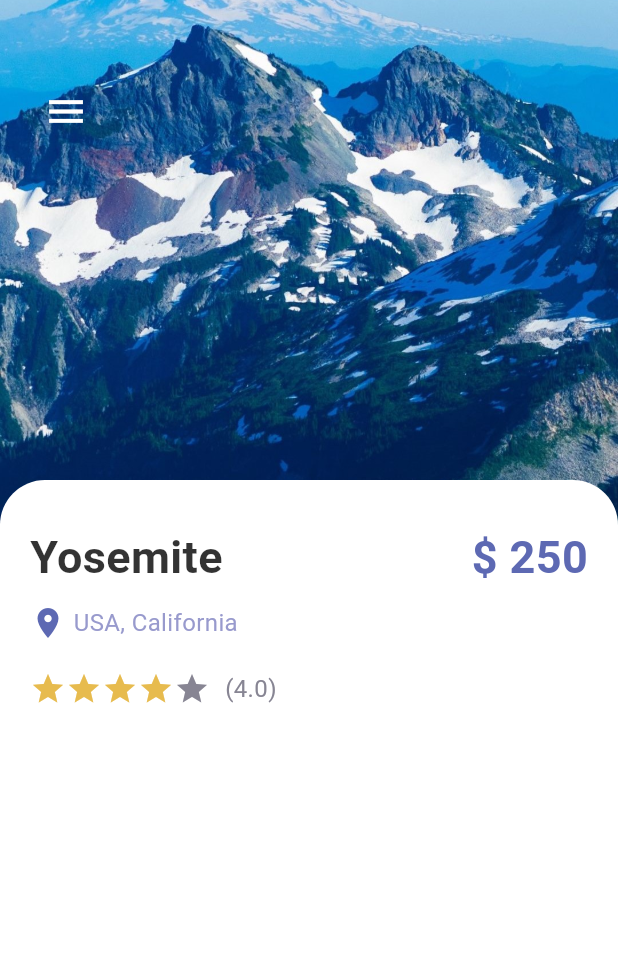
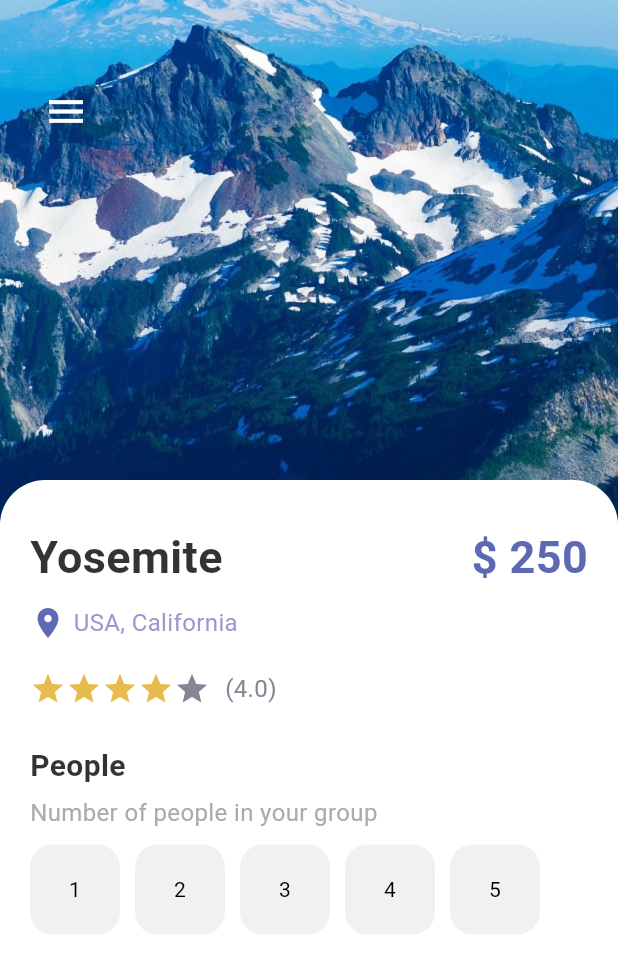
Before and after one commit to MahmoudAboHebil/travel_app_flutter, a Flutter app: the screen it shows after launch, on a phone screen of 412 x 824 dp. Shown: the top 973 px of the screen. Run offline on Flutter 3.47's test engine with Material 3 defaults, Android fonts, the phone set to English and light mode, and no system bars; our stand-ins replace font_awesome_flutter.

Commit message:
adding new content in detail pages

```diff
--- a/lib/pages/detail_page.dart
+++ b/lib/pages/detail_page.dart
@@ -1,11 +1,20 @@
 import 'package:flutter/cupertino.dart';
 import 'package:flutter/material.dart';
 import 'package:travel_app_flutter/constants/app_colors.dart';
+import 'package:travel_app_flutter/widgets/app_button.dart';
 import 'package:travel_app_flutter/widgets/app_large_text.dart';
 import 'package:travel_app_flutter/widgets/app_text.dart';
 
-class DetailPage extends StatelessWidget {
+class DetailPage extends StatefulWidget {
+  @override
+  State<DetailPage> createState() => _DetailPageState();
+}
+
+class _DetailPageState extends State<DetailPage> {
   int goldenStars = 4;
+
+  int selectedIndex = -1;
+
   Color getStarColor(int index, int goldenStars) {
     return (index < goldenStars) ? AppColors.startColor : AppColors.textColor2;
   }
@@ -123,6 +132,50 @@ class DetailPage extends StatelessWidget {
                           color: AppColors.textColor2,
                         )
                       ],
+                    ),
+                    SizedBox(
+                      height: 25,
+                    ),
+                    AppLargeText(
+                      text: 'People',
+                      color: Colors.black.withOpacity(0.8),
+                      size: 20,
+                    ),
+                    SizedBox(
+                      height: 5,
+                    ),
+                    AppText(
+                      text: 'Number of people in your group',
+                      color: AppColors.mainTextColor,
+                    ),
+                    SizedBox(
+                      height: 10,
+                    ),
+                    Wrap(
+                      children: List.generate(5, (index) {
+                        return InkWell(
+                          onTap: () {
+                            setState(() {
+                              selectedIndex = index;
+                            });
+                          },
+                          child: Container(
+                            margin: EdgeInsets.only(right: 10),
+                            child: AppButton(
+                              backgroundColor: selectedIndex == index
+                                  ? Colors.black
+                                  : AppColors.buttonBackground,
+                              borderColor: selectedIndex == index
+                                  ? Colors.black
+                                  : AppColors.buttonBackground,
+                              color: selectedIndex == index
+                                  ? Colors.white
+                                  : Colors.black,
+                              text: (index + 1).toString(),
+                            ),
+                          ),
+                        );
+                      }),
                     )
                   ],
                 ),
--- /dev/null
+++ b/lib/widgets/app_button.dart
@@ -0,0 +1,42 @@
+import 'package:flutter/cupertino.dart';
+import 'package:flutter/material.dart';
+
+class AppButton extends StatelessWidget {
+  final double size;
+  final Color backgroundColor;
+  final Color borderColor;
+  final Color color;
+  final String text;
+  final IconData icon;
+  final bool isIcon;
+  AppButton(
+      {this.size = 60,
+      this.isIcon = false,
+      this.text = 'Hi',
+      this.icon = Icons.add,
+      required this.backgroundColor,
+      required this.borderColor,
+      required this.color});
+
+  @override
+  Widget build(BuildContext context) {
+    return Container(
+      alignment: Alignment.center,
+      height: size,
+      width: size,
+      decoration: BoxDecoration(
+          border: Border.all(color: borderColor, width: 1),
+          color: backgroundColor,
+          borderRadius: BorderRadius.circular(15)),
+      child: isIcon
+          ? Icon(
+              icon,
+              color: color,
+            )
+          : Text(
+              text,
+              style: TextStyle(color: color),
+            ),
+    );
+  }
+}
```
